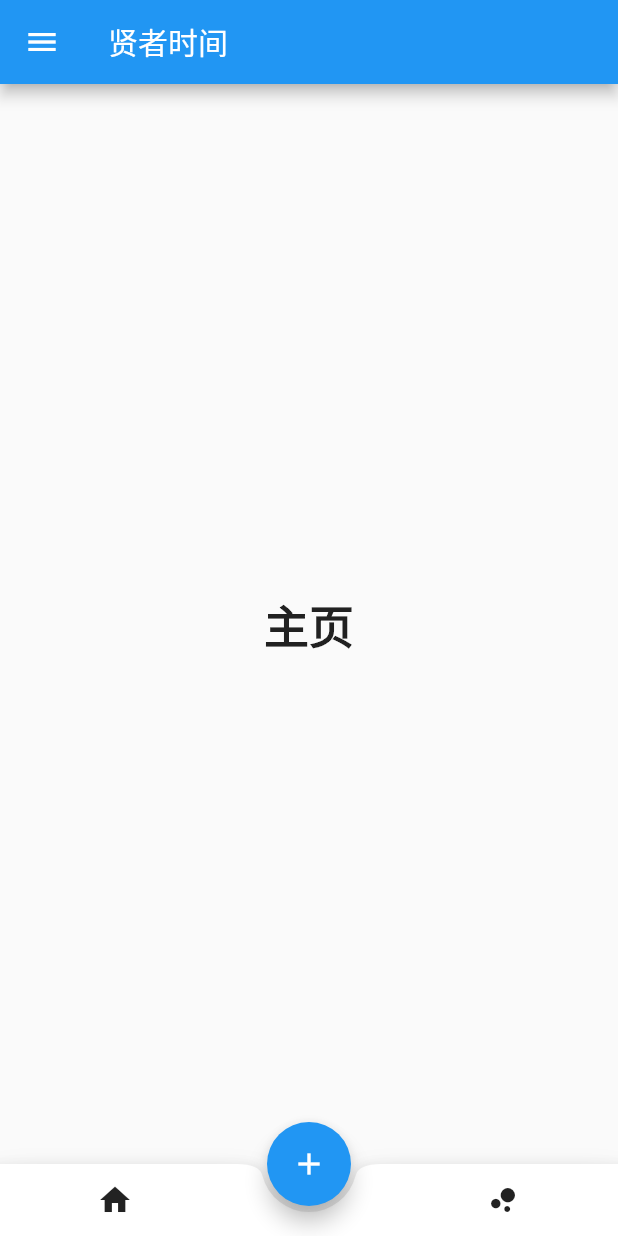
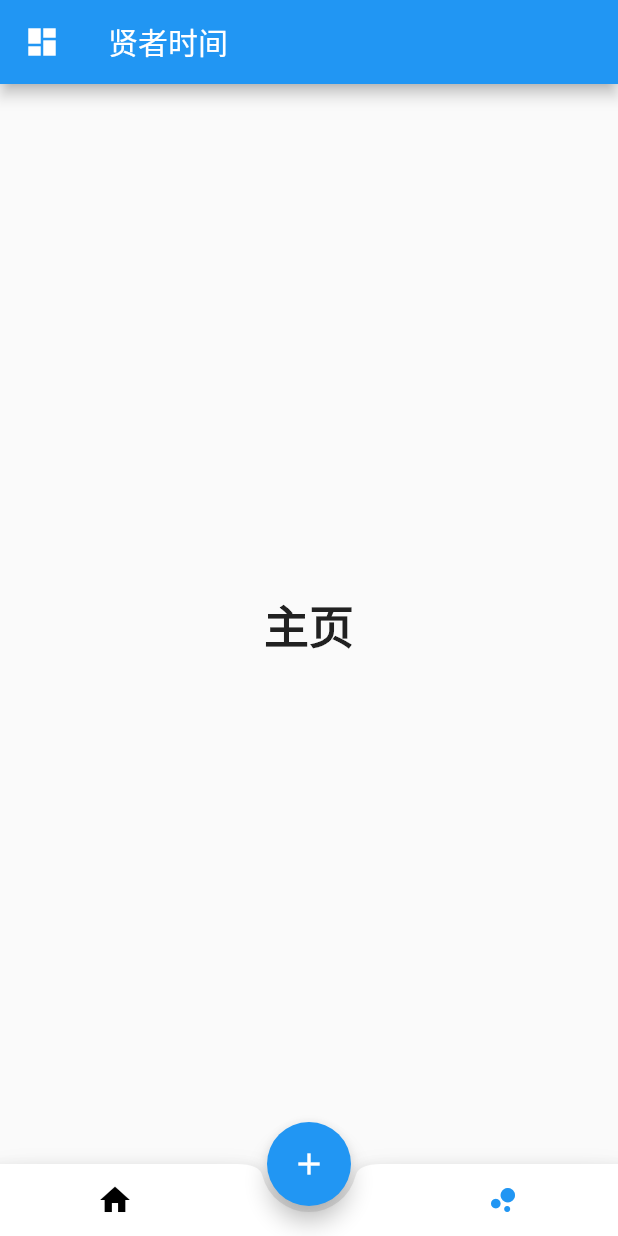
Before and after one commit to Airine/sage-time, a Flutter app: the screen it shows after launch, on a phone screen of 412 x 824 dp. Run offline on Flutter 3.47's test engine with Material 2 defaults, Android fonts, the phone set to English and light mode, and no system bars.

Commit message:
change drawer icon

```diff
--- a/sage_time/lib/main.dart
+++ b/sage_time/lib/main.dart
@@ -50,6 +50,15 @@ class _MyStatefulWidgetState extends State<MyStatefulWidget> {
     ),
   ];
 
+  static const List<Color> _homeColors = <Color>[
+    Colors.black,
+    Colors.blue
+  ];
+
+  static const List<Color> _chartColors = <Color>[
+    Colors.blue,
+    Colors.black
+  ];
 
   void _onItemTapped(int index) {
     setState(() {
@@ -77,6 +86,14 @@ class _MyStatefulWidgetState extends State<MyStatefulWidget> {
     return Scaffold(
       appBar: AppBar(
         title: const Text('贤者时间'),
+        leading: Builder(builder: (context) {
+          return IconButton(
+            icon: Icon(Icons.dashboard, color: Colors.white),
+            onPressed: () {
+              Scaffold.of(context).openDrawer();
+            },
+          );
+        }),
       ),
       body: Center(
         child: _widgetOptions.elementAt(_selectedIndex),
@@ -90,11 +107,13 @@ class _MyStatefulWidgetState extends State<MyStatefulWidget> {
             IconButton(
               icon: Icon(Icons.home),
               onPressed: _onHomePressed,
+              color: _homeColors[_selectedIndex],
             ),
             SizedBox(), //中间位置空出
             IconButton(
               icon: Icon(Icons.bubble_chart),
               onPressed: _onChartPressed,
+              color: _chartColors[_selectedIndex],
             ),
           ],
           mainAxisAlignment: MainAxisAlignment.spaceAround,
```
Also changed, not shown: 1 other file.
